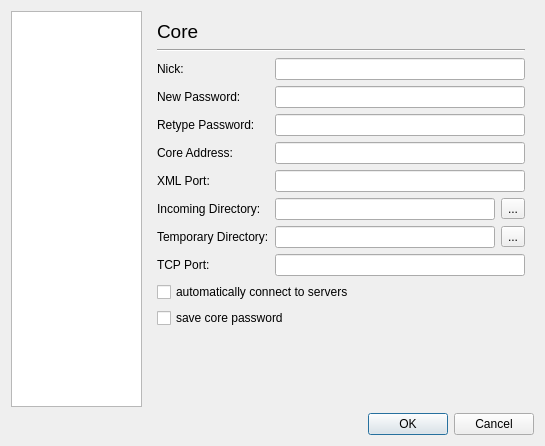
The window that juicer/src/optionsdialogbase.ui (applejuicenetz/gui-juicer) describes before a commit, drawn with Qt 5.
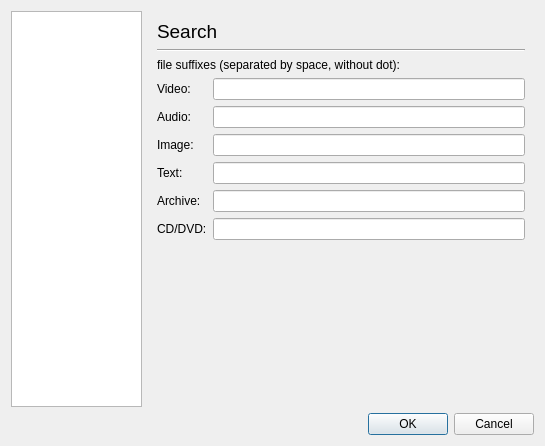
The same window after the commit. The open tabs and pages were chosen to show the change. Icons and pictures are not drawn.

Commit message: search options

What changed in the file:
```diff
--- a/juicer/src/optionsdialogbase.ui
+++ b/juicer/src/optionsdialogbase.ui
@@ -928,6 +928,116 @@
        </item>
       </layout>
      </widget>
+     <widget class="QWidget" name="Seite" >
+      <layout class="QVBoxLayout" name="verticalLayout_24" >
+       <item>
+        <widget class="QLabel" name="label_3" >
+         <property name="font" >
+          <font>
+           <pointsize>14</pointsize>
+          </font>
+         </property>
+         <property name="text" >
+          <string>Search</string>
+         </property>
+        </widget>
+       </item>
+       <item>
+        <widget class="Line" name="line_15" >
+         <property name="orientation" >
+          <enum>Qt::Horizontal</enum>
+         </property>
+        </widget>
+       </item>
+       <item>
+        <widget class="QLabel" name="label_4" >
+         <property name="text" >
+          <string>file suffixes (separated by space, without dot):</string>
+         </property>
+        </widget>
+       </item>
+       <item>
+        <layout class="QFormLayout" name="formLayout_17" >
+         <property name="labelAlignment" >
+          <set>Qt::AlignLeading|Qt::AlignLeft|Qt::AlignVCenter</set>
+         </property>
+         <item row="0" column="0" >
+          <widget class="QLabel" name="label_5" >
+           <property name="text" >
+            <string>Video:</string>
+           </property>
+          </widget>
+         </item>
+         <item row="0" column="1" >
+          <widget class="QLineEdit" name="videoEdit" />
+         </item>
+         <item row="1" column="0" >
+          <widget class="QLabel" name="label_6" >
+           <property name="text" >
+            <string>Audio:</string>
+           </property>
+          </widget>
+         </item>
+         <item row="1" column="1" >
+          <widget class="QLineEdit" name="audioEdit" />
+         </item>
+         <item row="2" column="0" >
+          <widget class="QLabel" name="label_7" >
+           <property name="text" >
+            <string>Image:</string>
+           </property>
+          </widget>
+         </item>
+         <item row="2" column="1" >
+          <widget class="QLineEdit" name="imageEdit" />
+         </item>
+         <item row="3" column="0" >
+          <widget class="QLabel" name="label_12" >
+           <property name="text" >
+            <string>Text:</string>
+           </property>
+          </widget>
+         </item>
+         <item row="3" column="1" >
+          <widget class="QLineEdit" name="textEdit" />
+         </item>
+         <item row="4" column="0" >
+          <widget class="QLabel" name="label_13" >
+           <property name="text" >
+            <string>Archive:</string>
+           </property>
+          </widget>
+         </item>
+         <item row="4" column="1" >
+          <widget class="QLineEdit" name="archiveEdit" />
+         </item>
+         <item row="5" column="0" >
+          <widget class="QLabel" name="label_14" >
+           <property name="text" >
+            <string>CD/DVD:</string>
+           </property>
+          </widget>
+         </item>
+         <item row="5" column="1" >
+          <widget class="QLineEdit" name="cddvdEdit" />
+         </item>
+        </layout>
+       </item>
+       <item>
+        <spacer name="verticalSpacer_7" >
+         <property name="orientation" >
+          <enum>Qt::Vertical</enum>
+         </property>
+         <property name="sizeHint" stdset="0" >
+          <size>
+           <width>20</width>
+           <height>151</height>
+          </size>
+         </property>
+        </spacer>
+       </item>
+      </layout>
+     </widget>
      <widget class="QWidget" name="Launching" >
       <layout class="QVBoxLayout" name="verticalLayout_6" >
        <item>
```
The commit also changes 13 other files.
